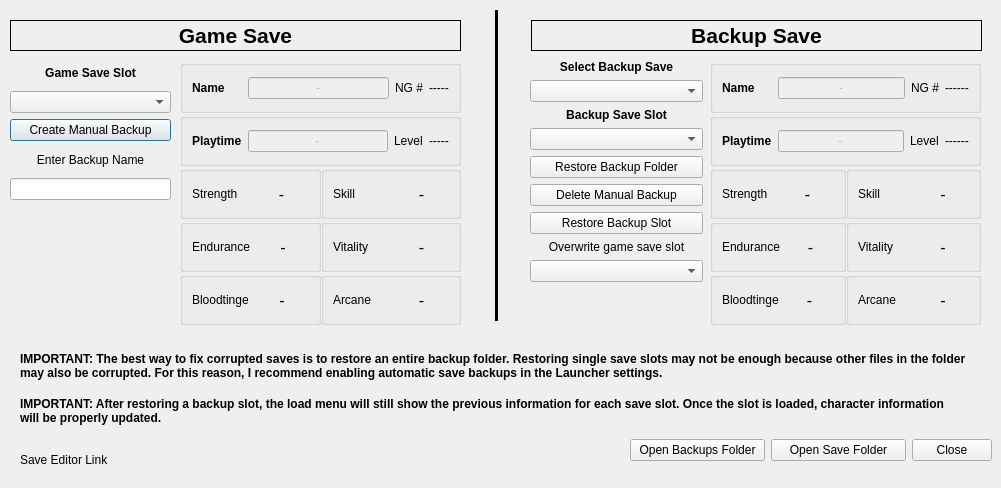
Before: the Qt Designer form modules/SaveManager.ui in rainmakerv3/BB_Launcher, drawn with Qt 5.
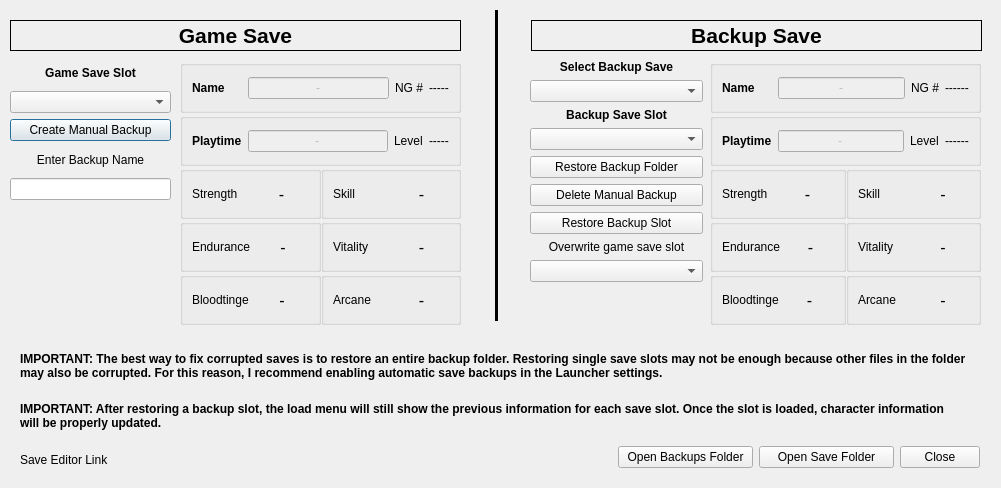
After: the same form once the commit is applied.

Commit message: Save Manager: tweak buttons placement

```diff
--- a/modules/SaveManager.ui
+++ b/modules/SaveManager.ui
@@ -553,7 +553,7 @@
    <property name="geometry">
     <rect>
      <x>20</x>
-     <y>390</y>
+     <y>395</y>
      <width>941</width>
      <height>41</height>
     </rect>
@@ -594,8 +594,8 @@
   <widget class="QWidget" name="horizontalLayoutWidget_3">
    <property name="geometry">
     <rect>
-     <x>630</x>
-     <y>430</y>
+     <x>618</x>
+     <y>437</y>
      <width>362</width>
      <height>41</height>
     </rect>
```
